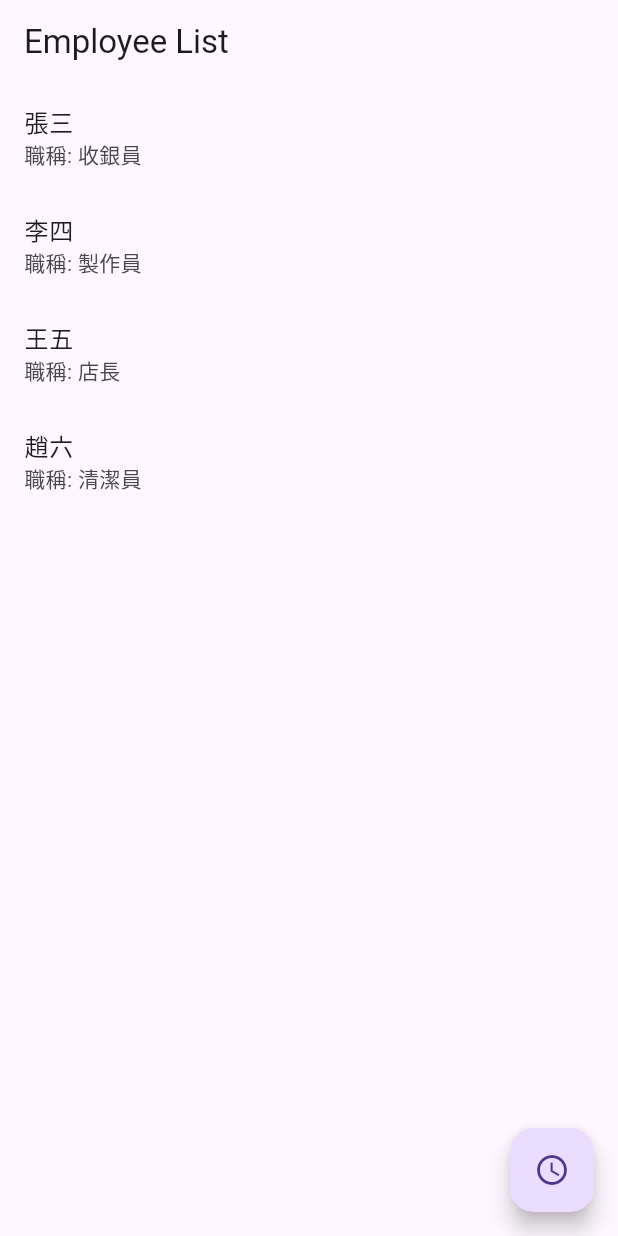
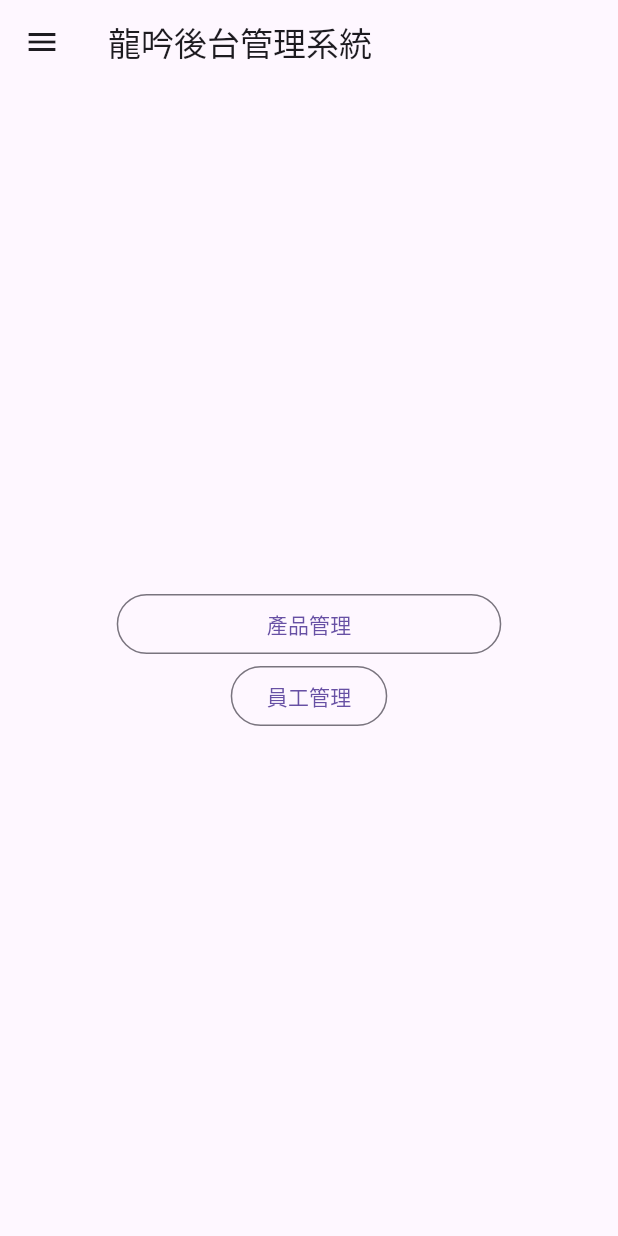
Before and after one commit to ZhaoMeap/flutter_CRUD_Notes, a Flutter app: the screen it shows after launch, on a phone screen of 412 x 824 dp. Run offline on Flutter 3.47's test engine with Material 3 defaults, Android fonts, the phone set to English and light mode, and no system bars; our stand-ins replace cloud_firestore, firebase_core; accounts and stored records are empty.

Commit message:
重置專案

```diff
--- a/lib/main.dart
+++ b/lib/main.dart
@@ -18,41 +18,7 @@ class MyApp extends StatelessWidget {
   Widget build(BuildContext context) {
     return MaterialApp(
       debugShowCheckedModeBanner: false,
-      home: HomePage(employees:[
-        Employee(
-          name: '張三',
-          title: '收銀員',
-          contact: '0912-345678',
-          address: '台北市中山區',
-          joinDate: '2022/01/15',
-          serviceYears: '2 年',
-        ),
-        Employee(
-          name: '李四',
-          title: '製作員',
-          contact: '0987-654321',
-          address: '新北市板橋區',
-          joinDate: '2022/02/10',
-          serviceYears: '2 年',
-        ),
-        Employee(
-          name: '王五',
-          title: '店長',
-          contact: '0958-123456',
-          address: '台中市西屯區',
-          joinDate: '2021/12/20',
-          serviceYears: '3 年',
-        ),
-        Employee(
-          name: '趙六',
-          title: '清潔員',
-          contact: '0921-876543',
-          address: '高雄市鳳山區',
-          joinDate: '2023/03/05',
-          serviceYears: '1 年',
-        ),
-        ],
-      )
+      home: HomePage(),
     );
   }
 }
--- a/lib/pages/editable_schedule_page.dart
+++ /dev/null
@@ -1,95 +0,0 @@
-// lib/page/editable_schedule_page.dart
-
-import 'package:flutter/material.dart';
-import 'package:crud_demo/model/employee.dart'; // 請替換成您的員工模型路徑
-import 'package:crud_demo/component/editable_shift_cell.dart'; // 導入 EditableShiftCell
-
-class EditableSchedulePage extends StatefulWidget {
-  final Employee employee;
-
-  EditableSchedulePage({required this.employee});
-
-  @override
-  _EditableSchedulePageState createState() => _EditableSchedulePageState();
-}
-
-class _EditableSchedulePageState extends State<EditableSchedulePage> {
-  // 先聲明並初始化 employeeNames 變數
-  late List<String> employeeNames;
-
-  @override
-  void initState() {
-    super.initState();
-    // 在 initState 中初始化 employeeNames 變數
-    employeeNames = getEmployeeNames();
-  }
-  // 模擬的班表數據
-  Map<String, Map<String, String?>> scheduleData = {
-    '2024/04/01': {'早班': '張三', '中班': '李四', '晚班': '王五'},
-    '2024/04/02': {'早班': '王五', '中班': '趙六', '晚班': '張三'},
-    '2024/04/03': {'早班': '李四', '中班': '王五', '晚班': '趙六'},
-    '2024/04/04': {'早班': '趙六', '中班': '張三', '晚班': '李四'},
-    '2024/04/05': {'早班': '李四', '中班': '王五', '晚班': '張三'},
-    '2024/04/06': {'早班': '張三', '中班': '趙六', '晚班': '李四'},
-    '2024/04/07': {'早班': '王五', '中班': '李四', '晚班': '張三'},
-  };
-
-  // 提取員工名稱列表的方法
-  List<String> getEmployeeNames() {
-    Set<String> names = Set();
-    scheduleData.forEach((date, shifts) {
-      shifts.forEach((shift, employee) {
-        names.add(employee ?? '');
-      });
-    });
-    return names.toList();
-  }
-
-  @override
-  Widget build(BuildContext context) {
-    return Scaffold(
-      appBar: AppBar(
-        title: Text('編輯班表 - ${widget.employee.name}'),
-      ),
-      body: SingleChildScrollView(
-        scrollDirection: Axis.horizontal,
-        child: DataTable(
-          columnSpacing: 20,
-          headingRowHeight: 60,
-          dataRowHeight: 60,
-          columns: _buildColumns(),
-          rows: _buildRows(),
-        ),
-      ),
-    );
-  }
-
-  // 構建列標題
-  List<DataColumn> _buildColumns() {
-    return [
-      DataColumn(label: Text('日期')),
-      DataColumn(label: Text('早班（9:00 - 15:00）')),
-      DataColumn(label: Text('中班（15:00 - 21:00）')),
-      DataColumn(label: Text('晚班（21:00 - 3:00）')),
-    ];
-  }
-
-  // 構建行數據
-  List<DataRow> _buildRows() {
-    List<DataRow> rows = [];
-
-    // 根據模擬的班表數據生成行數據
-    scheduleData.forEach((date, shifts) {
-      if (shifts.containsValue(widget.employee.name)) {
-        rows.add(DataRow(cells: [
-          DataCell(Text(date)),
-          DataCell(Container(child: EditableShiftCell(shift: '早班', initialValue: shifts['早班'] ?? '', employeeNames: this.employeeNames))),
-          DataCell(Container(child: EditableShiftCell(shift: '中班', initialValue: shifts['中班'] ?? '', employeeNames: this.employeeNames))),
-          DataCell(Container(child: EditableShiftCell(shift: '晚班', initialValue: shifts['晚班'] ?? '', employeeNames: this.employeeNames))),
-        ]));
-      }
-    });
-
-    return rows;
-  }
-}
--- a/lib/pages/employee_detail_page.dart
+++ /dev/null
@@ -1,33 +0,0 @@
-// lib/page/employee_detail_page.dart
-
-import 'package:flutter/material.dart';
-import 'package:crud_demo/model/employee.dart'; // 請替換成您的員工模型路徑
-
-class EmployeeDetailPage extends StatelessWidget {
-  final Employee employee;
-
-  EmployeeDetailPage({required this.employee});
-
-  @override
-  Widget build(BuildContext context) {
-    return Scaffold(
-      appBar: AppBar(
-        title: Text('員工詳細信息'),
-      ),
-      body: Padding(
-        padding: EdgeInsets.all(16.0),
-        child: Column(
-          crossAxisAlignment: CrossAxisAlignment.start,
-          children: [
-            Text('姓名: ${employee.name}'),
-            Text('職稱: ${employee.title}'),
-            Text('聯絡方式: ${employee.contact}'),
-            Text('地址: ${employee.address}'),
-            Text('加入日期: ${employee.joinDate}'),
-            Text('服務年限: ${employee.serviceYears}'),
-          ],
-        ),
-      ),
-    );
-  }
-}
--- a/lib/pages/home_page.dart
+++ b/lib/pages/home_page.dart
@@ -1,48 +1,59 @@
 // lib/page/home_page.dart
 
 import 'package:flutter/material.dart';
-import 'package:crud_demo/model/employee.dart'; // 請替換成您的員工模型路徑
-import 'package:crud_demo/pages/schedule_page.dart'; // 請替換成您的排班頁面路徑
-import 'package:crud_demo/pages/schedule_detail_page.dart'; // 請替換成您的排班詳細頁面路徑
 
 class HomePage extends StatelessWidget {
-  final List<Employee> employees;
-
-  HomePage({required this.employees});
-
   @override
   Widget build(BuildContext context) {
     return Scaffold(
       appBar: AppBar(
-        title: Text('Employee List'),
+        title: Text('龍吟後台管理系統'),
       ),
-      body: ListView.builder(
-        itemCount: employees.length,
-        itemBuilder: (BuildContext context, int index) {
-          return ListTile(
-            title: Text(employees[index].name),
-            subtitle: Text('職稱: ${employees[index].title}'),
-            onTap: () {
-              Navigator.push(
-                context,
-                MaterialPageRoute(
-                  builder: (context) => ScheduleDetailPage(employee: employees[index]),
-                ),
-              );
-            },
-          );
-        },
-      ),
-      floatingActionButton: FloatingActionButton(
-        onPressed: () {
-          Navigator.push(
-            context,
-            MaterialPageRoute(
-              builder: (context) => SchedulePage(employees: employees),
+      body: Center(
+          child: Column(
+        mainAxisAlignment: MainAxisAlignment.center,
+        crossAxisAlignment: CrossAxisAlignment.center,
+        children: <Widget>[
+          OutlinedButton(
+            onPressed: () {},
+            child: Text('產品管理'),
+            style: ButtonStyle(
+              padding: MaterialStateProperty.all<EdgeInsets>(
+                  EdgeInsets.only(left: 100, right: 100)),
             ),
-          );
-        },
-        child: Icon(Icons.schedule),
+          ),
+          OutlinedButton(onPressed: () {}, child: Text('員工管理')),
+        ],
+      )),
+      drawer: Drawer(
+        child: ListView(
+          children: <Widget>[
+            const DrawerHeader(
+              decoration: BoxDecoration(
+                color: Colors.blue,
+              ),
+              child: Text(
+                '這邊放使用者大頭照',
+                style: TextStyle(fontSize: 24, color: Colors.white),
+              ),
+            ),
+            ListTile(
+              leading: Icon(Icons.person),
+              title: Text('個人資料'),
+              onTap: () {},
+            ),
+            ListTile(
+              leading: Icon(Icons.settings),
+              title: Text('設定'),
+              onTap: () {},
+            ),
+            ListTile(
+              leading: Icon(Icons.logout),
+              title: Text('登出'),
+              onTap: () {},
+            ),
+          ],
+        ),
       ),
     );
   }
--- a/lib/pages/schedule_detail_page.dart
+++ /dev/null
@@ -1,69 +0,0 @@
-// lib/page/schedule_detail_page.dart
-
-import 'package:flutter/material.dart';
-import 'package:crud_demo/model/employee.dart'; // 請替換成您的員工模型路徑
-
-class ScheduleDetailPage extends StatelessWidget {
-  final Employee employee;
-
-  ScheduleDetailPage({required this.employee});
-
-  // 模擬的班表數據
-  final Map<String, Map<String, String>> scheduleData = {
-    '2024/04/01': {'早班': '張三', '中班': '李四', '晚班': '王五'},
-    '2024/04/02': {'早班': '王五', '中班': '趙六', '晚班': '張三'},
-    '2024/04/03': {'早班': '李四', '中班': '王五', '晚班': '趙六'},
-    '2024/04/04': {'早班': '趙六', '中班': '張三', '晚班': '李四'},
-    '2024/04/05': {'早班': '李四', '中班': '王五', '晚班': '張三'},
-    '2024/04/06': {'早班': '張三', '中班': '趙六', '晚班': '李四'},
-    '2024/04/07': {'早班': '王五', '中班': '李四', '晚班': '張三'},
-  };
-
-  @override
-  Widget build(BuildContext context) {
-    return Scaffold(
-      appBar: AppBar(
-        title: Text('${employee.name}的班表'),
-      ),
-      body: SingleChildScrollView(
-        scrollDirection: Axis.horizontal, // 支持橫向滾動
-        child: DataTable(
-          columnSpacing: 20, // 列之間的間距
-          headingRowHeight: 60, // 標題行高度
-          dataRowHeight: 60, // 數據行高度
-          columns: _buildColumns(), // 構建列標題
-          rows: _buildRows(), // 構建行數據
-        ),
-      ),
-    );
-  }
-
-  // 構建列標題
-  List<DataColumn> _buildColumns() {
-    return [
-      DataColumn(label: Text('日期')),
-      DataColumn(label: Text('早班（9:00 - 15:00）')),
-      DataColumn(label: Text('中班（15:00 - 21:00）')),
-      DataColumn(label: Text('晚班（21:00 - 3:00）')),
-    ];
-  }
-
-  // 構建行數據
-  List<DataRow> _buildRows() {
-    List<DataRow> rows = [];
-
-    // 根據模擬的班表數據生成行數據
-    scheduleData.forEach((date, shifts) {
-      if (shifts.containsValue(employee.name)) {
-        rows.add(DataRow(cells: [
-          DataCell(Text(date)),
-          DataCell(Text(shifts['早班'] == employee.name ? '是' : '')),
-          DataCell(Text(shifts['中班'] == employee.name ? '是' : '')),
-          DataCell(Text(shifts['晚班'] == employee.name ? '是' : '')),
-        ]));
-      }
-    });
-
-    return rows;
-  }
-}
```
Also changed, not shown: lib/component/editable_shift_cell.dart (deleted, +0 -42 lines), lib/pages/schedule_page.dart (deleted, +0 -43 lines).
